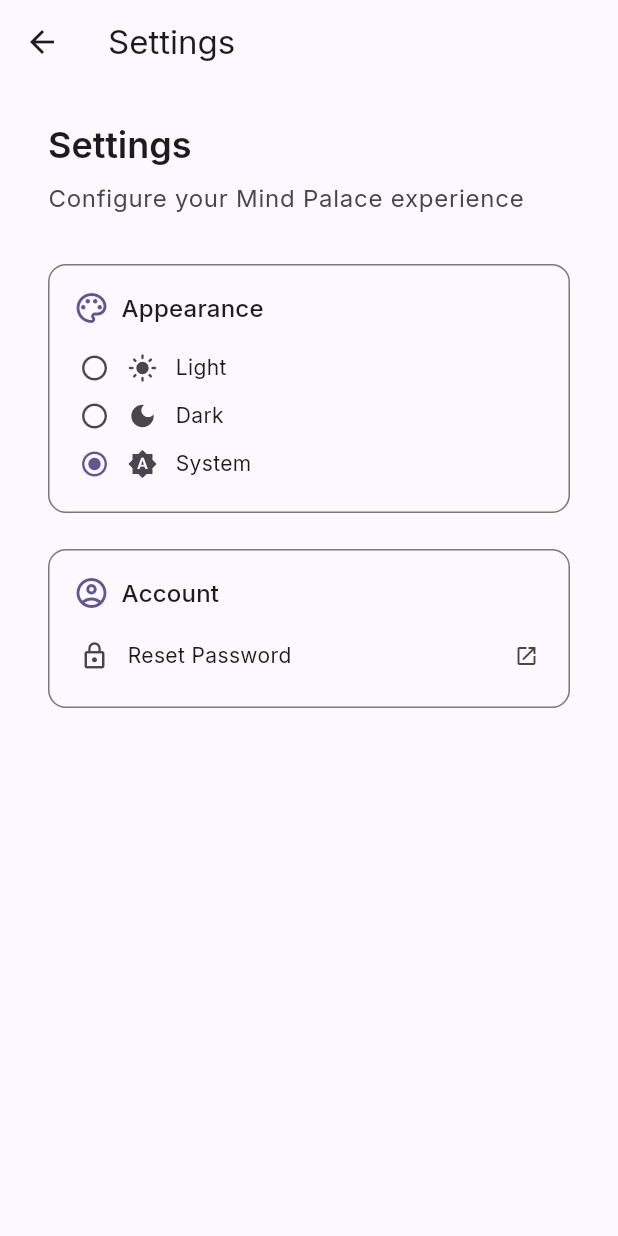
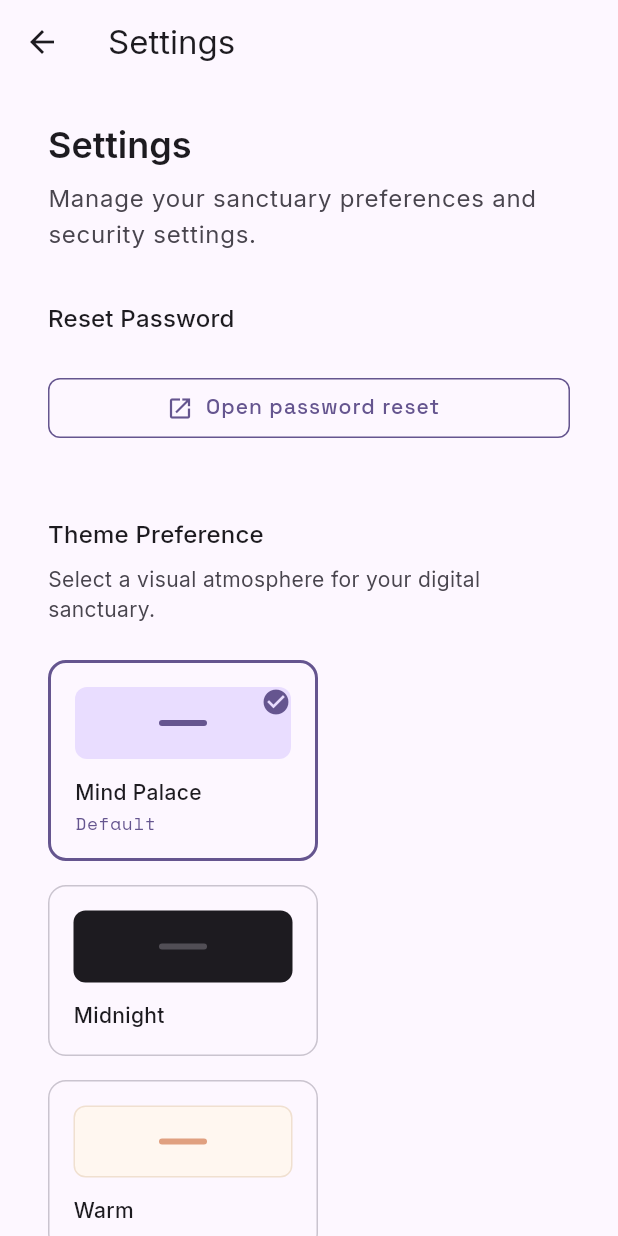
Before and after one commit to scrivver/mind-palace, a Flutter app: the SettingsScreen screen opened directly with empty values, on a phone screen of 412 x 824 dp. Run offline on Flutter 3.47's test engine with Material 3 defaults, Android fonts, the phone set to English and light mode, and no system bars; our stand-ins replace dio, file_picker, flutter_secure_storage, google_fonts, shared_preferences, web; missing offline and left inert: dart:js_interop, flutter_appauth; accounts and stored records are empty.

Commit message:
update the theme setting on frontend

```diff
--- a/app/lib/main.dart
+++ b/app/lib/main.dart
@@ -55,7 +55,7 @@ class MindPalaceApp extends StatefulWidget {
 }
 
 class _MindPalaceAppState extends State<MindPalaceApp> {
-  ThemeMode _themeMode = ThemeMode.system;
+  ThemeSetting _themeSetting = ThemeSetting.mindPalace;
 
   @override
   void initState() {
@@ -63,7 +63,7 @@ class _MindPalaceAppState extends State<MindPalaceApp> {
     _loadTheme();
     widget.themeService.themeModeStream.listen((setting) {
       if (mounted) {
-        setState(() => _themeMode = setting.themeMode);
+        setState(() => _themeSetting = setting);
       }
     });
   }
@@ -71,7 +71,7 @@ class _MindPalaceAppState extends State<MindPalaceApp> {
   Future<void> _loadTheme() async {
     final theme = await widget.themeService.getTheme();
     if (mounted) {
-      setState(() => _themeMode = theme.themeMode);
+      setState(() => _themeSetting = theme);
     }
   }
 
@@ -80,9 +80,11 @@ class _MindPalaceAppState extends State<MindPalaceApp> {
     return MaterialApp(
       title: 'Mind Palace',
       debugShowCheckedModeBanner: false,
-      theme: MindPalaceTheme.light(),
-      darkTheme: MindPalaceTheme.dark(),
-      themeMode: _themeMode,
+      theme: MindPalaceTheme.light(_themeSetting.seedColor),
+      darkTheme: MindPalaceTheme.dark(_themeSetting.seedColor),
+      themeMode: _themeSetting.brightness == Brightness.dark
+          ? ThemeMode.dark
+          : ThemeMode.light,
       home: HomePage(
         themeService: widget.themeService,
       ),
--- a/app/lib/screens/settings_screen.dart
+++ b/app/lib/screens/settings_screen.dart
@@ -1,3 +1,5 @@
+import 'dart:async';
+
 import 'package:flutter/material.dart';
 import 'package:url_launcher/url_launcher.dart';
 
@@ -20,13 +22,25 @@ class SettingsScreen extends StatefulWidget {
 }
 
 class _SettingsScreenState extends State<SettingsScreen> {
-  ThemeSetting _selectedTheme = ThemeSetting.system;
+  ThemeSetting _selectedTheme = ThemeSetting.mindPalace;
   bool _loading = true;
+  StreamSubscription<ThemeSetting>? _themeSubscription;
 
   @override
   void initState() {
     super.initState();
     _loadTheme();
+    _themeSubscription = widget.themeService.themeModeStream.listen((setting) {
+      if (mounted) {
+        setState(() => _selectedTheme = setting);
+      }
+    });
+  }
+
+  @override
+  void dispose() {
+    _themeSubscription?.cancel();
+    super.dispose();
   }
 
   Future<void> _loadTheme() async {
@@ -58,9 +72,9 @@ class _SettingsScreenState extends State<SettingsScreen> {
           children: [
             _buildHeader(),
             const SizedBox(height: 32),
-            _buildAppearanceSection(),
-            const SizedBox(height: 24),
-            _buildAccountSection(),
+            _buildResetPasswordSection(),
+            const SizedBox(height: 48),
+            _buildThemeSection(),
           ],
         ),
       ),
@@ -75,7 +89,7 @@ class _SettingsScreenState extends State<SettingsScreen> {
             style: Theme.of(context).textTheme.headlineMedium),
         const SizedBox(height: 8),
         Text(
-          'Configure your Mind Palace experience',
+          'Manage your sanctuary preferences and security settings.',
           style: Theme.of(context).textTheme.bodyLarge?.copyWith(
                 color: Theme.of(context).colorScheme.onSurfaceVariant,
               ),
@@ -84,115 +98,172 @@ class _SettingsScreenState extends State<SettingsScreen> {
     );
   }
 
-  Widget _buildAppearanceSection() {
-    return _buildCard(
-      child: Column(
+  Widget _buildResetPasswordSection() {
+    return Column(
       crossAxisAlignment: CrossAxisAlignment.start,
       children: [
-          Row(
+        Text('Reset Password',
+            style: Theme.of(context).textTheme.titleMedium),
+        const SizedBox(height: 24),
+        SizedBox(
+          width: 480,
+          child: OutlinedButton.icon(
+            onPressed: _resetPassword,
+            icon: const Icon(Icons.open_in_new, size: 18),
+            label: const Text('Open password reset'),
+          ),
+        ),
+      ],
+    );
+  }
+
+  Widget _buildThemeSection() {
+    return Column(
+      crossAxisAlignment: CrossAxisAlignment.start,
       children: [
-              Icon(Icons.palette_outlined,
-                  color: Theme.of(context).colorScheme.primary),
-              const SizedBox(width: 8),
-              Text('Appearance',
+        Text('Theme Preference',
             style: Theme.of(context).textTheme.titleMedium),
-            ],
+        const SizedBox(height: 8),
+        Text(
+          'Select a visual atmosphere for your digital sanctuary.',
+          style: Theme.of(context).textTheme.bodyMedium?.copyWith(
+                color: Theme.of(context).colorScheme.onSurfaceVariant,
               ),
-          const SizedBox(height: 12),
+        ),
+        const SizedBox(height: 24),
         if (_loading)
           const SizedBox(
-              height: 120,
+            height: 112,
             child: Center(child: CircularProgressIndicator(strokeWidth: 2)),
           )
         else
-            ...ThemeSetting.values.map(
-              (setting) => InkWell(
+          Wrap(
+            spacing: 16,
+            runSpacing: 16,
+            children: ThemeSetting.values
+                .map((setting) => SizedBox(
+                      width: 180,
+                      child: _buildThemeCard(setting),
+                    ))
+                .toList(),
+          ),
+      ],
+    );
+  }
+
+  Widget _buildThemeCard(ThemeSetting setting) {
+    final isSelected = _selectedTheme == setting;
+    final colors = Theme.of(context).colorScheme;
+
+    return Material(
+      color: Colors.transparent,
+      child: InkWell(
         onTap: () {
           setState(() => _selectedTheme = setting);
           widget.themeService.setTheme(setting);
           widget.onThemeChanged(setting);
         },
-                borderRadius: BorderRadius.circular(8),
-                child: Padding(
-                  padding: const EdgeInsets.symmetric(vertical: 6, horizontal: 4),
-                  child: Row(
+        borderRadius: BorderRadius.circular(12),
+        child: AnimatedContainer(
+          duration: const Duration(milliseconds: 200),
+          decoration: BoxDecoration(
+            border: Border.all(
+              color: isSelected ? colors.primary : colors.outlineVariant,
+              width: isSelected ? 2 : 1,
+            ),
+            borderRadius: BorderRadius.circular(12),
+          ),
+          padding: const EdgeInsets.all(16),
+          child: Stack(
             children: [
-                      Icon(
-                        _selectedTheme == setting
-                            ? Icons.radio_button_checked
-                            : Icons.radio_button_unchecked,
-                        size: 20,
-                        color: _selectedTheme == setting
-                            ? Theme.of(context).colorScheme.primary
-                            : Theme.of(context).colorScheme.onSurfaceVariant,
-                      ),
-                      const SizedBox(width: 12),
-                      Icon(setting.icon, size: 20,
-                          color: Theme.of(context).colorScheme.onSurfaceVariant),
-                      const SizedBox(width: 12),
+              Column(
+                crossAxisAlignment: CrossAxisAlignment.start,
+                children: [
+                  _buildColorPreview(setting),
+                  const SizedBox(height: 12),
                   Text(setting.displayName,
-                          style: Theme.of(context).textTheme.bodyMedium),
-                    ],
-                  ),
+                      style: Theme.of(context).textTheme.bodyMedium?.copyWith(
+                            fontWeight: FontWeight.w500,
+                          )),
+                  if (setting.subtitle != null)
+                    Padding(
+                      padding: const EdgeInsets.only(top: 2),
+                      child: Text(
+                        setting.subtitle!,
+                        style:
+                            Theme.of(context).textTheme.bodySmall?.copyWith(
+                                  color: colors.primary,
                                 ),
                       ),
                     ),
                 ],
               ),
-    );
-  }
-
-  Widget _buildAccountSection() {
-    return _buildCard(
-      child: Column(
-        crossAxisAlignment: CrossAxisAlignment.start,
-        children: [
-          Row(
-            children: [
-              Icon(Icons.account_circle_outlined,
-                  color: Theme.of(context).colorScheme.primary),
-              const SizedBox(width: 8),
-              Text('Account',
-                  style: Theme.of(context).textTheme.titleMedium),
-            ],
+              if (isSelected)
+                Positioned(
+                  top: 0,
+                  right: 0,
+                  child: Icon(Icons.check_circle,
+                      color: colors.primary, size: 20),
                 ),
-          const SizedBox(height: 12),
-          InkWell(
-            onTap: _resetPassword,
-            borderRadius: BorderRadius.circular(8),
-            child: Padding(
-              padding: const EdgeInsets.symmetric(vertical: 8, horizontal: 4),
-              child: Row(
-                children: [
-                  Icon(Icons.lock_outline,
-                      size: 20,
-                      color: Theme.of(context).colorScheme.onSurfaceVariant),
-                  const SizedBox(width: 12),
-                  Expanded(
-                    child: Text('Reset Password',
-                        style: Theme.of(context).textTheme.bodyMedium),
-                  ),
-                  Icon(Icons.open_in_new,
-                      size: 16,
-                      color: Theme.of(context).colorScheme.onSurfaceVariant),
             ],
           ),
         ),
       ),
-        ],
+    );
+  }
+
+  Widget _buildColorPreview(ThemeSetting setting) {
+    return Container(
+      height: 48,
+      width: double.infinity,
+      decoration: BoxDecoration(
+        color: _previewBackground(setting),
+        borderRadius: BorderRadius.circular(8),
+        border: _previewBorder(setting),
+      ),
+      child: Center(
+        child: Container(
+          height: 4,
+          width: 32,
+          decoration: BoxDecoration(
+            color: _previewBar(setting),
+            borderRadius: BorderRadius.circular(2),
+          ),
+        ),
       ),
     );
   }
 
-  Widget _buildCard({required Widget child}) {
-    return Container(
-      width: double.infinity,
-      padding: const EdgeInsets.all(16),
-      decoration: BoxDecoration(
-        border: Border.all(color: Theme.of(context).dividerColor),
-        borderRadius: BorderRadius.circular(12),
-      ),
-      child: child,
-    );
+  Color _previewBackground(ThemeSetting setting) {
+    switch (setting) {
+      case ThemeSetting.mindPalace:
+        return Theme.of(context).colorScheme.primaryContainer;
+      case ThemeSetting.midnight:
+        return const Color(0xFF1d1b20);
+      case ThemeSetting.warm:
+        return const Color(0xFFfff7f0);
+      case ThemeSetting.neutral:
+        return Theme.of(context).colorScheme.surfaceContainerHighest;
     }
   }
+
+  BoxBorder? _previewBorder(ThemeSetting setting) {
+    if (setting == ThemeSetting.warm) {
+      return Border.all(color: const Color(0xFFf0e0d0));
+    }
+    return null;
+  }
+
+  Color _previewBar(ThemeSetting setting) {
+    switch (setting) {
+      case ThemeSetting.mindPalace:
+        return Theme.of(context).colorScheme.primary;
+      case ThemeSetting.midnight:
+        return Theme.of(context).colorScheme.outlineVariant.withAlpha(77);
+      case ThemeSetting.warm:
+        return const Color(0xFFe0a080);
+      case ThemeSetting.neutral:
+        return Theme.of(context).colorScheme.outline.withAlpha(51);
+    }
+  }
+}
--- a/app/lib/services/theme_service.dart
+++ b/app/lib/services/theme_service.dart
@@ -4,29 +4,26 @@ import 'package:flutter/material.dart';
 import 'package:shared_preferences/shared_preferences.dart';
 
 enum ThemeSetting {
-  light(ThemeMode.light, 'Light', Icons.light_mode),
-  dark(ThemeMode.dark, 'Dark', Icons.dark_mode),
-  system(ThemeMode.system, 'System', Icons.brightness_auto);
+  mindPalace('Mind Palace', Icons.language, Color(0xFF6750A4), Brightness.light, subtitle: 'Default'),
+  midnight('Midnight', Icons.nightlight_round, Color(0xFF7C6FF7), Brightness.dark),
+  warm('Warm', Icons.wb_sunny, Color(0xFFE63946), Brightness.light),
+  neutral('Neutral', Icons.blur_on, Color(0xFF475569), Brightness.light);
 
-  final ThemeMode themeMode;
   final String displayName;
   final IconData icon;
+  final Color seedColor;
+  final Brightness brightness;
+  final String? subtitle;
 
-  const ThemeSetting(this.themeMode, this.displayName, this.icon);
+  const ThemeSetting(this.displayName, this.icon, this.seedColor, this.brightness, {this.subtitle});
 
   String get storageValue => name;
 
   static ThemeSetting fromStorage(String? value) {
-    switch (value) {
-      case 'light':
-        return ThemeSetting.light;
-      case 'dark':
-        return ThemeSetting.dark;
-      case 'system':
-        return ThemeSetting.system;
-      default:
-        return ThemeSetting.system;
+    for (final setting in ThemeSetting.values) {
+      if (setting.storageValue == value) return setting;
     }
+    return ThemeSetting.mindPalace;
   }
 }
 
@@ -44,7 +41,7 @@ class ThemeService {
       final value = prefs.getString(_key);
       return ThemeSetting.fromStorage(value);
     } catch (_) {
-      return ThemeSetting.system;
+      return ThemeSetting.mindPalace;
     }
   }
 
--- a/app/lib/theme/app_theme.dart
+++ b/app/lib/theme/app_theme.dart
@@ -2,13 +2,13 @@ import 'package:flutter/material.dart';
 import 'package:google_fonts/google_fonts.dart';
 
 class MindPalaceTheme {
-  static const Color seedColor = Color(0xFF6750A4);
+  static ThemeData light([Color seedColor = const Color(0xFF6750A4)]) =>
+      _build(_colorScheme(seedColor, Brightness.light));
 
-  static ThemeData light() => _build(_colorScheme(Brightness.light));
+  static ThemeData dark([Color seedColor = const Color(0xFF6750A4)]) =>
+      _build(_colorScheme(seedColor, Brightness.dark));
 
-  static ThemeData dark() => _build(_colorScheme(Brightness.dark));
-
-  static ColorScheme _colorScheme(Brightness brightness) =>
+  static ColorScheme _colorScheme(Color seedColor, Brightness brightness) =>
       ColorScheme.fromSeed(seedColor: seedColor, brightness: brightness);
 
   static ThemeData _build(ColorScheme colorScheme) {
```
Also changed, not shown: 1 other file. Lines whose indentation alone changed are shown as unchanged.
